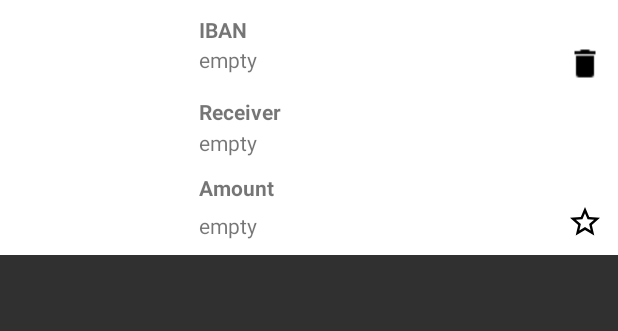
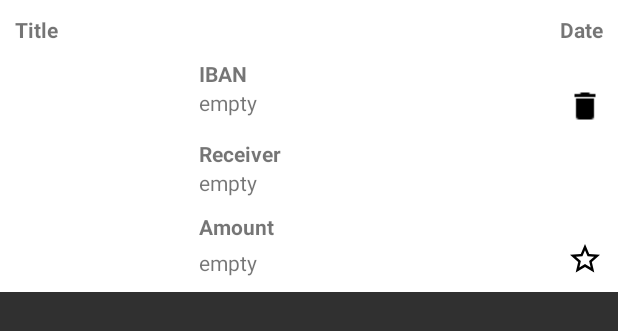
Before and after one commit to Andy-Meissner/Studienarbeit, an Android app: the layout row_item_invoice.xml on its own in the app's theme, with its tools: preview values and no code run, on a phone screen of 412 x 824 dp. Shown: the top 331 px of the screen. Run offline under Robolectric (Android 15) with nearby library versions, the phone set to English and light mode, and no system bars.

Commit message:
Updated UI to include Title and Date of Invoices

```diff
--- a/Sourcecode/InvoiceScanner/app/src/main/java/de/studienarbeit/invoicescanner/MainActivity.kt
+++ b/Sourcecode/InvoiceScanner/app/src/main/java/de/studienarbeit/invoicescanner/MainActivity.kt
@@ -117,6 +117,7 @@ class MainActivity : AppCompatActivity(), CameraFragment.onImageTakenListener, P
     }
 
     override fun openDetails(invoice: Invoice) {
+        detailsFragment.actionBarTitle = invoice.name
         newInvoice = false
         val args = Bundle()
         args.putString("imagepath", invoice.imagePath)
--- a/Sourcecode/InvoiceScanner/app/src/main/java/de/studienarbeit/invoicescanner/MyAdapter.kt
+++ b/Sourcecode/InvoiceScanner/app/src/main/java/de/studienarbeit/invoicescanner/MyAdapter.kt
@@ -9,6 +9,8 @@ import android.view.ViewGroup
 import de.studienarbeit.invoicescanner.fragments.RecyclerViewFragment
 import kotlinx.android.synthetic.main.row_item_invoice.view.*
 import java.io.File
+import java.text.SimpleDateFormat
+import java.util.*
 
 
 class MyAdapter(var myDataset: List<Invoice>, private val recyclerViewFragment: RecyclerViewFragment) :
@@ -36,6 +38,12 @@ class MyAdapter(var myDataset: List<Invoice>, private val recyclerViewFragment:
     override fun onBindViewHolder(holder: ViewHolder, position: Int) {
         // - get element from your dataset at this position
         // - replace the contents of the view with that element
+        holder.container.title.text = myDataset[position].name
+
+        val sdf = SimpleDateFormat("dd/MM/yyyy HH:mm")
+        val date = Date(myDataset[position].timestamp)
+        holder.container.timestamp.text = sdf.format(date)
+
         holder.container.saved_iban.text = myDataset[position].iban
         holder.container.saved_receiver.text = myDataset[position].receiver
         holder.container.saved_amount.text = myDataset[position].amount.toString()
--- a/Sourcecode/InvoiceScanner/app/src/main/res/layout/fragment_picture_analyzed.xml
+++ b/Sourcecode/InvoiceScanner/app/src/main/res/layout/fragment_picture_analyzed.xml
@@ -17,13 +17,6 @@
         app:layout_constraintStart_toStartOf="parent"
         app:layout_constraintTop_toTopOf="parent"
         android:adjustViewBounds="true"/>
-
-    <ImageView
-        android:id="@+id/expanded_image"
-        android:layout_width="match_parent"
-        android:layout_height="match_parent"
-        android:layout_marginTop="?attr/actionBarSize"
-        android:visibility="invisible"/>
 
     <TableLayout
         android:id="@+id/tableLayout2"
@@ -253,4 +246,11 @@
 
     </TableLayout>
 
+    <ImageView
+        android:id="@+id/expanded_image"
+        android:layout_width="match_parent"
+        android:layout_height="match_parent"
+        android:layout_marginTop="?attr/actionBarSize"
+        android:visibility="invisible"/>
+
 </android.support.constraint.ConstraintLayout>
--- a/Sourcecode/InvoiceScanner/app/src/main/res/layout/row_item_invoice.xml
+++ b/Sourcecode/InvoiceScanner/app/src/main/res/layout/row_item_invoice.xml
@@ -10,11 +10,31 @@
     <android.support.v7.widget.GridLayout
         android:layout_width="match_parent"
         android:layout_height="wrap_content"
-        app:columnCount="3"
-        app:rowCount="6"
-        >
+        app:columnCount="4"
+        app:rowCount="7">
 
+        <TextView
+            android:id="@+id/title"
+            android:layout_width="0dp"
+            app:layout_rowWeight="1"
+            app:layout_columnWeight="100"
+            app:layout_columnSpan="2"
+            android:text="@string/title"
+            android:textStyle="bold"
+            android:maxLines="1"
+            android:ellipsize="end" />
 
+        <TextView
+            android:id="@+id/timestamp"
+            android:layout_width="0dp"
+            app:layout_rowWeight="1"
+            app:layout_columnWeight="1"
+            app:layout_columnSpan="2"
+            android:text="@string/date"
+            android:textAlignment="textEnd"
+            android:textStyle="bold"
+            android:maxLines="1"
+            android:ellipsize="end" />
 
         <ImageView
             android:id="@+id/saved_invoice_picture"
@@ -28,8 +48,9 @@
             android:layout_width="0dp"
             app:layout_rowWeight="1"
             app:layout_columnWeight="1"
-            app:layout_columnSpan="2"
+            app:layout_columnSpan="3"
             android:text="@string/iban"
+            android:paddingTop="10dp"
             android:textStyle="bold"
             android:maxLines="1"
             android:ellipsize="end" />
@@ -40,6 +61,7 @@
             android:layout_width="0dp"
             app:layout_rowWeight="1"
             app:layout_columnWeight="100"
+            app:layout_columnSpan="2"
             android:text="@string/empty"
             android:maxLines="1"
             android:ellipsize="end"/>
@@ -59,7 +81,7 @@
             android:layout_width="0dp"
             app:layout_rowWeight="1"
             app:layout_columnWeight="1"
-            app:layout_columnSpan="2"
+            app:layout_columnSpan="3"
             android:text="@string/receiver"
             android:textStyle="bold"
             android:paddingTop="10dp"
@@ -71,7 +93,7 @@
             android:layout_width="0dp"
             app:layout_rowWeight="1"
             app:layout_columnWeight="1"
-            app:layout_columnSpan="2"
+            app:layout_columnSpan="3"
             android:text="@string/empty"
             android:maxLines="1"
             android:ellipsize="end"  />
@@ -81,7 +103,7 @@
             android:layout_width="0dp"
             app:layout_rowWeight="1"
             app:layout_columnWeight="3"
-            app:layout_columnSpan="2"
+            app:layout_columnSpan="3"
             android:text="@string/amount"
             android:textStyle="bold"
             android:paddingTop="10dp"
@@ -93,6 +115,7 @@
             android:layout_width="0dp"
             app:layout_rowWeight="1"
             app:layout_columnWeight="100"
+            app:layout_columnSpan="2"
             android:text="@string/empty"
             android:gravity="bottom"
             android:maxLines="1"
--- a/Sourcecode/InvoiceScanner/app/src/main/res/values/strings.xml
+++ b/Sourcecode/InvoiceScanner/app/src/main/res/values/strings.xml
@@ -35,4 +35,6 @@
     <string name="add_photo">Add Photo</string>
     <string name="no_iban">No IBAN found</string>
     <string name="no_bic">No BIC found</string>
+    <string name="title">Title</string>
+    <string name="date">Date</string>
 </resources>
```
